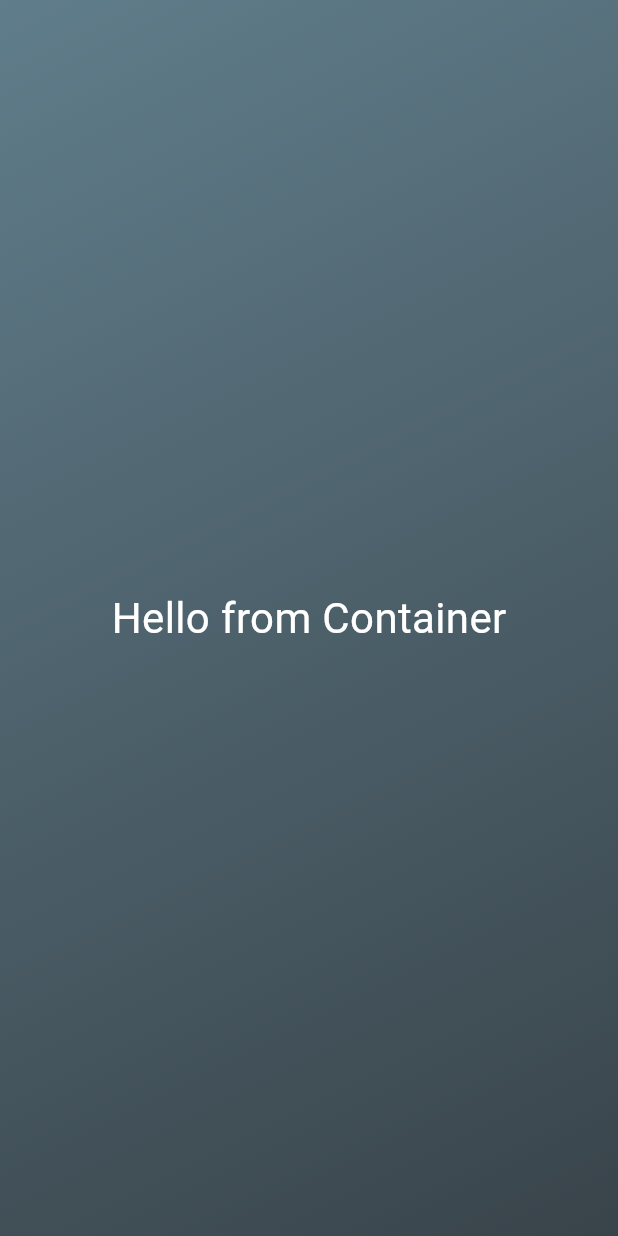
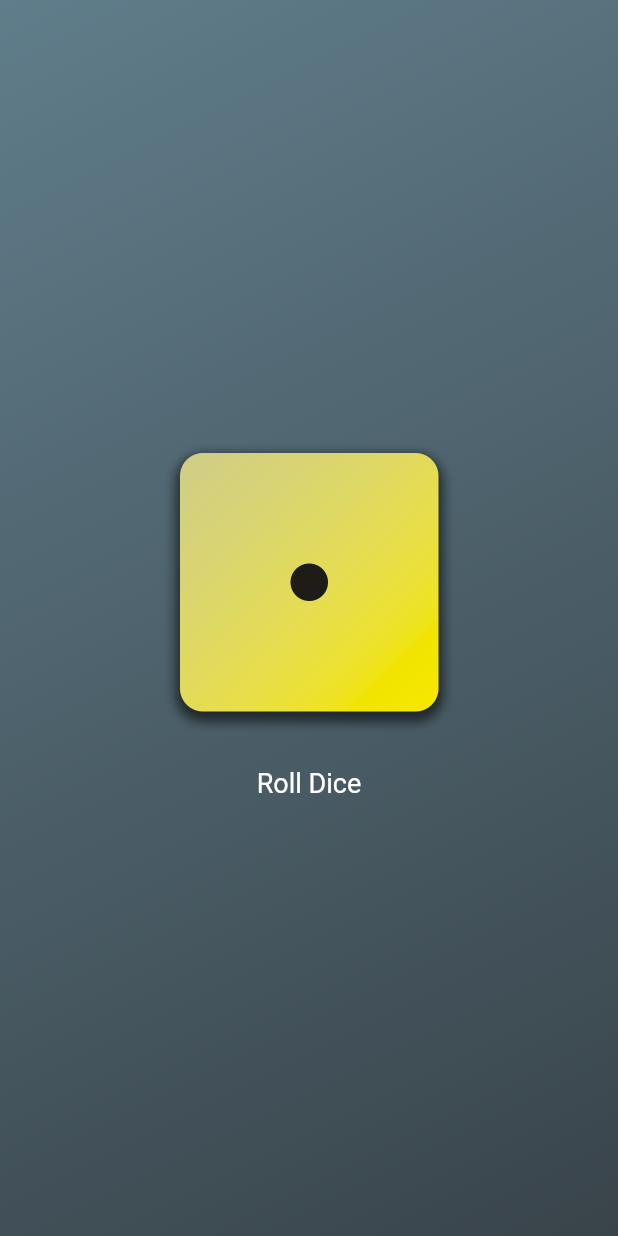
Before and after one commit to brunonasc01/flutter_dice_app, a Flutter app: the screen it shows after launch, on a phone screen of 412 x 824 dp. Run offline on Flutter 3.47's test engine with Material 3 defaults, Android fonts, the phone set to English and light mode, and no system bars.

Commit message:
add assets, column and textButton widget

```diff
--- a/lib/gradient_container.dart
+++ b/lib/gradient_container.dart
@@ -1,5 +1,4 @@
 import 'package:flutter/material.dart';
-import 'package:flutter_dice_app/styled_text.dart';
 
 Alignment startAlignment = Alignment.topLeft;
 Alignment endAlignment = Alignment.bottomRight;
@@ -7,9 +6,12 @@ Alignment endAlignment = Alignment.bottomRight;
 class GradientContainer extends StatelessWidget {
   final List<Color> colors;
 
-  const GradientContainer({key, required this.colors}) : super(key: key);
+  const GradientContainer({super.key, required this.colors});
 
-  const GradientContainer.green({super.key}) : colors = const [Colors.green, Colors.teal];
+  const GradientContainer.green({super.key})
+      : colors = const [Colors.green, Colors.teal];
+
+  rollDice() {}
 
   @override
   Widget build(context) {
@@ -21,8 +23,27 @@ class GradientContainer extends StatelessWidget {
           end: endAlignment,
         ),
       ),
-      child: const Center(
-        child: StyledText(text: 'Hello from Container'),
+      child: Center(
+        child: Column(
+          mainAxisSize: MainAxisSize.min,
+          children: [
+            Image.asset(
+              'assets/images/dice-1.png',
+              width: 200,
+            ),
+            TextButton(
+              onPressed: rollDice,
+              style: TextButton.styleFrom(
+                padding: const EdgeInsets.only(top: 20),
+                foregroundColor: Colors.white,
+                textStyle: const TextStyle(fontSize: 18),
+              ),
+              child: const Text(
+                'Roll Dice',
+              ),
+            ),
+          ],
+        ),
       ),
     );
   }
```
Also changed, not shown: pubspec.yaml (+7 -1 lines), assets/images/dice-1.png (added), assets/images/dice-2.png (added), assets/images/dice-3.png (added), assets/images/dice-4.png (added), assets/images/dice-5.png (added), assets/images/dice-6.png (added), 1 other file.
